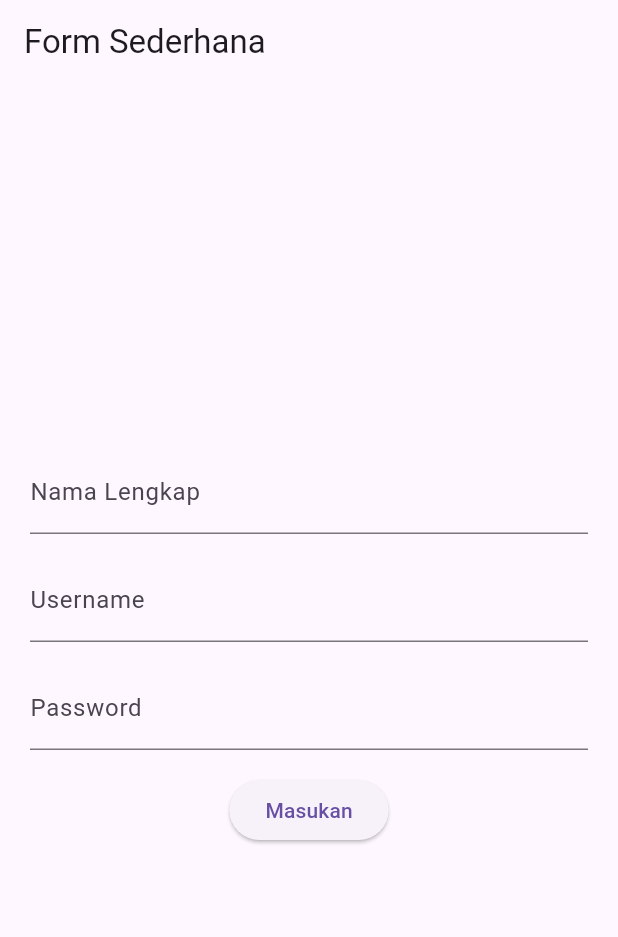
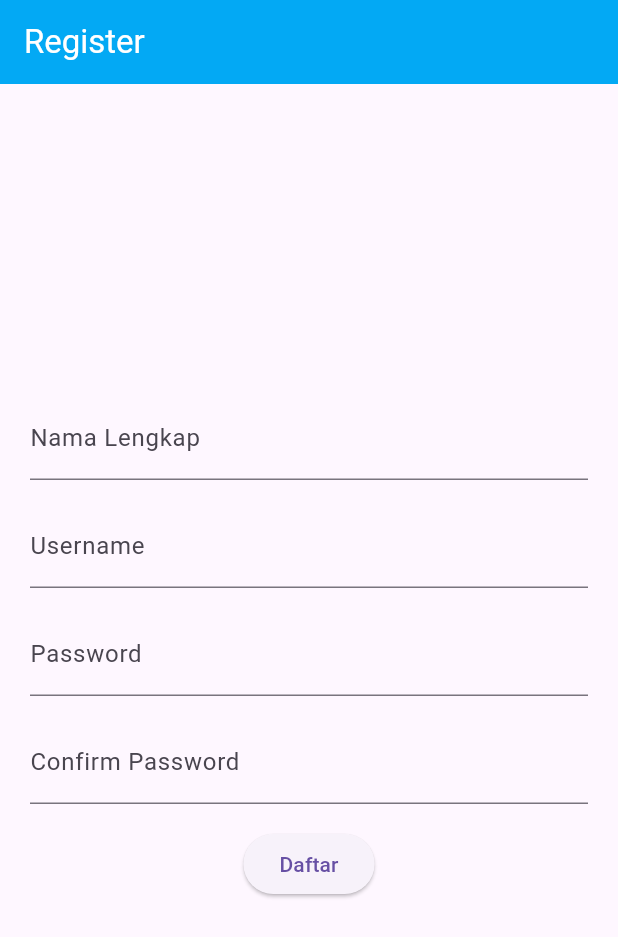
Before and after one commit to inalMahpud824/uts_flutter, a Flutter app: the screen it shows after launch, on a phone screen of 412 x 824 dp. Shown: the top 937 px of the screen. Run offline on Flutter 3.47's test engine with Material 3 defaults, Android fonts, the phone set to English and light mode, and no system bars.

Commit message:
add validation in register

```diff
--- a/lib/register.dart
+++ b/lib/register.dart
@@ -1,4 +1,5 @@
 import 'package:flutter/material.dart';
+import 'package:percobaan_apps/getData.dart';
 import 'package:percobaan_apps/repository.dart';
 
 class Register extends StatefulWidget {
@@ -14,41 +15,37 @@ class _RegisterState extends State<Register> {
   final _usernameController = TextEditingController();
   final _passwordController = TextEditingController();
   final _namaController = TextEditingController();
+  final _confirmPassword = TextEditingController();
 
   sendData() async {
     if (_usernameController.text == '' ||
         _usernameController.text == null ||
         _namaController.text == '' ||
         _namaController.text == null) {
+      print('data tidak boleh kosong');
+      return false;
+    }
+    if(_passwordController.text != _confirmPassword.text){
+      print('password tidak sesuai');
       return false;
     }
     bool register = await repository.postData(_usernameController.text,
         _passwordController.text, _namaController.text);
+    register
+        ? Navigator.push(context, MaterialPageRoute(builder: (context) {
+            return const AmbilData();
+          }))
+        : print('error');
   }
-
-  // void dispose() {
-  //   // Clean up the controller when the widget is disposed.
-  //   myController.dispose();
-  //   mycontrollerPassword.dispose();
-  //   super.dispose();
-  // }
-
-  // var text = '';
-  // var password = '';
-  // tambahdata() {
-  //   setState(() {
-  //     text = myController.text;
-  //     password = mycontrollerPassword.text;
-  //     // number = number + 1;
-  //   });
-  // }
 
   @override
   Widget build(BuildContext context) {
     return MaterialApp(
       home: Scaffold(
         appBar: AppBar(
-          title: Text('Form Sederhana'),
+          title: Text('Register'),
+          foregroundColor: Colors.white,
+          backgroundColor: Colors.lightBlue,
         ),
         body: Center(
           child: Column(
@@ -81,15 +78,18 @@ class _RegisterState extends State<Register> {
                         labelText: 'Password',
                       ),
                     ),
-
-                    SizedBox(height: 16),
-                    ElevatedButton(
-                      child: Text('Masukan'),
-                      onPressed: sendData
+                    const SizedBox(height: 16),
+                    TextField(
+                      controller: _confirmPassword,
+                      obscureText: true,
+                      decoration: const InputDecoration(
+                        hintText: 'Confirm Password',
+                        labelText: 'Confirm Password',
+                      ),
                     ),
                     SizedBox(height: 16),
-                    // Text(text),
-                    // Text(password)
+                    ElevatedButton(child: Text('Daftar'), onPressed: sendData),
+                    SizedBox(height: 16),
                   ])),
             ],
           ),
--- a/pubspec.yaml
+++ b/pubspec.yaml
@@ -30,6 +30,7 @@ environment:
 dependencies:
   flutter:
     sdk: flutter
+  http: ^1.2.1
 
 
   # The following adds the Cupertino Icons font to your application.
```
Also changed, not shown: lib/getData.dart (+26 -23 lines), pubspec.lock.
